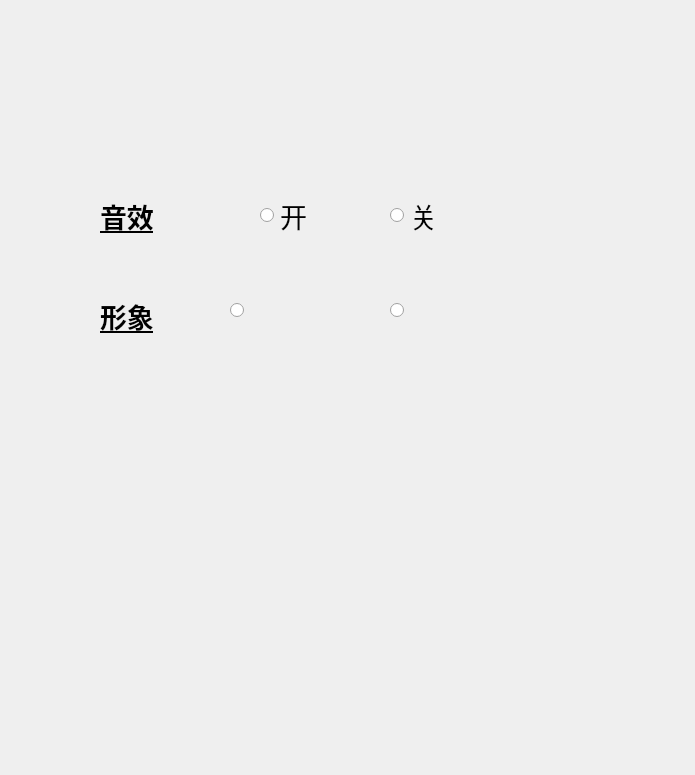
Old version of the form changewindow.ui in the repository sunxinhao5513/qt_chengshe2023.
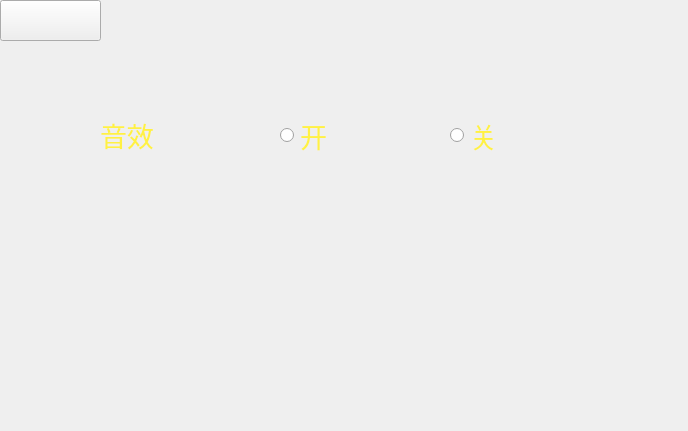
New version of the form. Icons and pictures are not drawn.

```diff
--- a/changewindow.ui
+++ b/changewindow.ui
@@ -6,8 +6,8 @@
    <rect>
     <x>0</x>
     <y>0</y>
-    <width>695</width>
-    <height>775</height>
+    <width>688</width>
+    <height>431</height>
    </rect>
   </property>
   <property name="windowTitle">
@@ -19,8 +19,8 @@
   <widget class="QRadioButton" name="yinxiaok">
    <property name="geometry">
     <rect>
-     <x>260</x>
-     <y>190</y>
+     <x>280</x>
+     <y>110</y>
      <width>100</width>
      <height>51</height>
     </rect>
@@ -39,11 +39,15 @@
    </property>
    <property name="font">
     <font>
+     <family>幼圆</family>
      <pointsize>20</pointsize>
+     <weight>50</weight>
+     <bold>false</bold>
     </font>
    </property>
    <property name="styleSheet">
-    <string notr="true">background-image: url(:/resource/images/kpath.png);</string>
+    <string notr="true">background-image: url(:/resource/images/kpath.png);
+color: rgb(255, 241, 67);</string>
    </property>
    <property name="text">
     <string>开</string>
@@ -52,8 +56,8 @@
   <widget class="QRadioButton" name="yinxiaog">
    <property name="geometry">
     <rect>
-     <x>390</x>
-     <y>190</y>
+     <x>450</x>
+     <y>110</y>
      <width>100</width>
      <height>51</height>
     </rect>
@@ -72,11 +76,13 @@
    </property>
    <property name="font">
     <font>
+     <family>幼圆</family>
      <pointsize>20</pointsize>
     </font>
    </property>
    <property name="styleSheet">
-    <string notr="true">background-image: url(:/resource/images/kpath.png);</string>
+    <string notr="true">background-image: url(:/resource/images/kpath.png);
+color: rgb(255, 241, 67);</string>
    </property>
    <property name="text">
     <string>关</string>
@@ -86,7 +92,7 @@
    <property name="geometry">
     <rect>
      <x>100</x>
-     <y>190</y>
+     <y>110</y>
      <width>101</width>
      <height>51</height>
     </rect>
@@ -99,10 +105,11 @@
    </property>
    <property name="font">
     <font>
+     <family>幼圆</family>
      <pointsize>20</pointsize>
-     <weight>75</weight>
-     <bold>true</bold>
-     <underline>true</underline>
+     <weight>50</weight>
+     <bold>false</bold>
+     <underline>false</underline>
      <kerning>true</kerning>
     </font>
    </property>
@@ -113,92 +120,20 @@
     <enum>QFrame::Plain</enum>
    </property>
    <property name="text">
-    <string>音效</string>
+    <string>&lt;html&gt;&lt;head/&gt;&lt;body&gt;&lt;p&gt;&lt;span style=&quot; color:#fff143;&quot;&gt;音效&lt;/span&gt;&lt;/p&gt;&lt;/body&gt;&lt;/html&gt;</string>
    </property>
   </widget>
-  <widget class="QLabel" name="label_2">
+  <widget class="QPushButton" name="back">
    <property name="geometry">
     <rect>
-     <x>100</x>
-     <y>260</y>
+     <x>0</x>
+     <y>0</y>
      <width>101</width>
-     <height>111</height>
+     <height>41</height>
     </rect>
    </property>
-   <property name="minimumSize">
-    <size>
-     <width>0</width>
-     <height>40</height>
-    </size>
-   </property>
-   <property name="font">
-    <font>
-     <pointsize>20</pointsize>
-     <weight>75</weight>
-     <bold>true</bold>
-     <underline>true</underline>
-    </font>
-   </property>
    <property name="styleSheet">
-    <string notr="true">background-image: url(:/resource/images/kpath.png);</string>
-   </property>
-   <property name="text">
-    <string>形象</string>
-   </property>
-  </widget>
-  <widget class="QRadioButton" name="radioButton">
-   <property name="geometry">
-    <rect>
-     <x>230</x>
-     <y>260</y>
-     <width>141</width>
-     <height>101</height>
-    </rect>
-   </property>
-   <property name="sizePolicy">
-    <sizepolicy hsizetype="Fixed" vsizetype="Fixed">
-     <horstretch>0</horstretch>
-     <verstretch>0</verstretch>
-    </sizepolicy>
-   </property>
-   <property name="minimumSize">
-    <size>
-     <width>30</width>
-     <height>40</height>
-    </size>
-   </property>
-   <property name="styleSheet">
-    <string notr="true">image: url(:/resource/images/pic1.png);
-background-image: url(:/resource/images/kpath.png);</string>
-   </property>
-   <property name="text">
-    <string/>
-   </property>
-  </widget>
-  <widget class="QRadioButton" name="radioButton_2">
-   <property name="geometry">
-    <rect>
-     <x>390</x>
-     <y>240</y>
-     <width>91</width>
-     <height>141</height>
-    </rect>
-   </property>
-   <property name="sizePolicy">
-    <sizepolicy hsizetype="Fixed" vsizetype="Fixed">
-     <horstretch>0</horstretch>
-     <verstretch>0</verstretch>
-    </sizepolicy>
-   </property>
-   <property name="minimumSize">
-    <size>
-     <width>30</width>
-     <height>40</height>
-    </size>
-   </property>
-   <property name="styleSheet">
-    <string notr="true">background-image: url(:/resource/images/kpath.png);
-image: url(:/resource/images/pic3.png);</string>
+    <string notr="true">border-image: url(:/resource/images/back.png);</string>
    </property>
    <property name="text">
     <string/>
```
Left out of the diff: 5 changed lines with no effect on the pictures.
